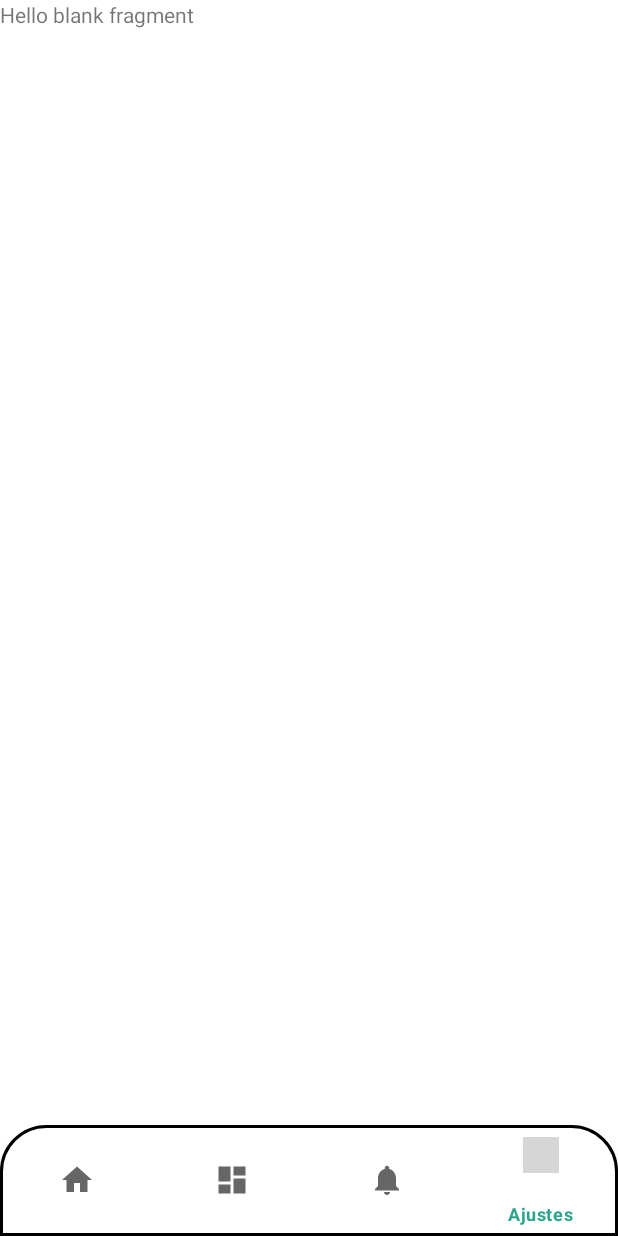
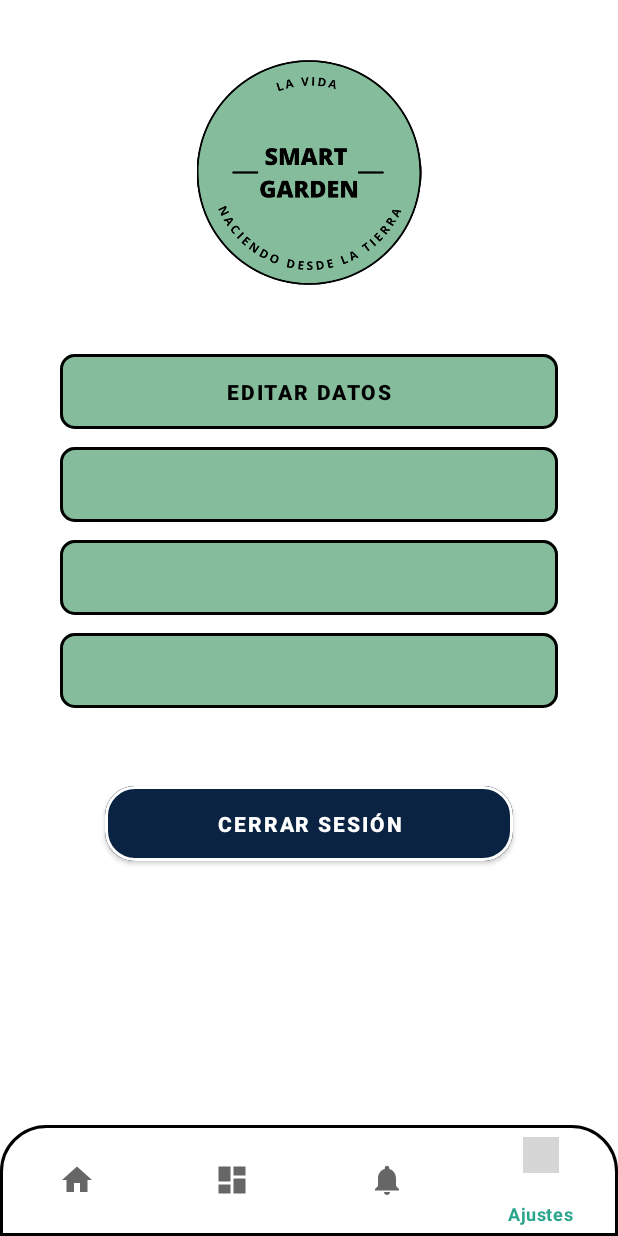
Before and after one commit to JCamiloRpo/Smart_Garden, an Android app: the SettingsFragment screen opened through its navigation route, on a phone screen of 412 x 824 dp. Run offline under Robolectric (Android 15) with nearby library versions, the phone set to English and light mode, and no system bars; our stand-ins replace navigation-ui; grey boxes are pictures that could not be loaded.

Commit message:
Ajustes - Front

```diff
--- a/Desarrollo/app/src/main/res/layout/activity_login.xml
+++ b/Desarrollo/app/src/main/res/layout/activity_login.xml
@@ -90,7 +90,7 @@
                 android:textAllCaps="true"
                 android:textColor="@color/black"
                 android:textStyle="bold"
-                app:cornerRadius="40dp"
+                app:cornerRadius="20dp"
                 app:strokeWidth="2dp" />
         </LinearLayout>
     </ScrollView>
--- a/Desarrollo/app/src/main/res/layout/activity_main.xml
+++ b/Desarrollo/app/src/main/res/layout/activity_main.xml
@@ -10,7 +10,7 @@
         android:id="@+id/nav_host_fragment"
         android:name="androidx.navigation.fragment.NavHostFragment"
         android:layout_width="match_parent"
-        android:layout_height="match_parent"
+        android:layout_height="0dp"
         app:defaultNavHost="true"
         app:layout_constraintBottom_toTopOf="@+id/nav_view"
         app:layout_constraintEnd_toEndOf="parent"
--- a/Desarrollo/app/src/main/res/layout/activity_registro.xml
+++ b/Desarrollo/app/src/main/res/layout/activity_registro.xml
@@ -87,7 +87,7 @@
                 android:textAllCaps="true"
                 android:textColor="@color/black"
                 android:textStyle="bold"
-                app:cornerRadius="40dp"
+                app:cornerRadius="20dp"
                 app:strokeColor="@color/black"
                 app:strokeWidth="2dp" />
 
--- a/Desarrollo/app/src/main/res/layout/fragment_settings.xml
+++ b/Desarrollo/app/src/main/res/layout/fragment_settings.xml
@@ -1,14 +1,112 @@
 <?xml version="1.0" encoding="utf-8"?>
 <FrameLayout xmlns:android="http://schemas.android.com/apk/res/android"
+    xmlns:app="http://schemas.android.com/apk/res-auto"
     xmlns:tools="http://schemas.android.com/tools"
     android:layout_width="match_parent"
     android:layout_height="match_parent"
     tools:context=".ui.fragments.SettingsFragment">
 
-    <!-- TODO: Update blank fragment layout -->
-    <TextView
+    <ScrollView
         android:layout_width="match_parent"
-        android:layout_height="match_parent"
-        android:text="@string/hello_blank_fragment" />
+        android:layout_height="match_parent">
+
+        <LinearLayout
+            android:layout_width="match_parent"
+            android:layout_height="wrap_content"
+            android:orientation="vertical">
+
+            <ImageView
+                android:id="@+id/imgLogo"
+                android:layout_width="match_parent"
+                android:layout_height="150dp"
+                android:layout_marginTop="40dp"
+                android:layout_marginBottom="40dp"
+                android:contentDescription="@string/logo"
+                android:src="@drawable/logo" />
+
+            <Button
+                android:id="@+id/BtnEditarDatos"
+                android:layout_width="match_parent"
+                android:layout_height="wrap_content"
+                android:layout_marginStart="40dp"
+                android:layout_marginEnd="40dp"
+                android:backgroundTint="@color/green_light"
+                android:gravity="center"
+                android:padding="15dp"
+                android:text="@string/editar_datos"
+                android:textAllCaps="true"
+                android:textColor="@color/black"
+                android:textStyle="bold"
+                app:cornerRadius="10dp"
+                app:strokeWidth="2dp" />
+
+            <Button
+                android:id="@+id/BtnOpcion2"
+                android:layout_width="match_parent"
+                android:layout_height="wrap_content"
+                android:layout_marginStart="40dp"
+                android:layout_marginEnd="40dp"
+                android:backgroundTint="@color/green_light"
+                android:clickable="false"
+                android:gravity="center"
+                android:padding="15dp"
+                android:textAllCaps="true"
+                android:textColor="@color/black"
+                android:textStyle="bold"
+                app:cornerRadius="10dp"
+                app:strokeWidth="2dp" />
+
+            <Button
+                android:id="@+id/BtnOpcion3"
+                android:layout_width="match_parent"
+                android:layout_height="wrap_content"
+                android:layout_marginStart="40dp"
+                android:layout_marginEnd="40dp"
+                android:backgroundTint="@color/green_light"
+                android:clickable="false"
+                android:gravity="center"
+                android:padding="15dp"
+                android:textAllCaps="true"
+                android:textColor="@color/black"
+                android:textStyle="bold"
+                app:cornerRadius="10dp"
+                app:strokeWidth="2dp" />
+
+            <Button
+                android:id="@+id/BtnOpcion4"
+                android:layout_width="match_parent"
+                android:layout_height="wrap_content"
+                android:layout_marginStart="40dp"
+                android:layout_marginEnd="40dp"
+                android:backgroundTint="@color/green_light"
+                android:clickable="false"
+                android:gravity="center"
+                android:padding="15dp"
+                android:textAllCaps="true"
+                android:textColor="@color/black"
+                android:textStyle="bold"
+                app:cornerRadius="10dp"
+                app:strokeWidth="2dp" />
+
+            <Button
+                android:id="@+id/BtnCerrarSesion"
+                android:layout_width="match_parent"
+                android:layout_height="wrap_content"
+                android:layout_marginStart="70dp"
+                android:layout_marginTop="40dp"
+                android:layout_marginEnd="70dp"
+                android:backgroundTint="@color/blue"
+                android:gravity="center"
+                android:padding="15dp"
+                android:text="@string/cerrar_sesion"
+                android:textAllCaps="true"
+                android:textColor="@color/white"
+                android:textStyle="bold"
+                app:cornerRadius="20dp"
+                app:strokeColor="@color/white"
+                app:strokeWidth="2dp" />
+
+        </LinearLayout>
+    </ScrollView>
 
 </FrameLayout>
--- a/Desarrollo/app/src/main/res/values/strings.xml
+++ b/Desarrollo/app/src/main/res/values/strings.xml
@@ -16,4 +16,6 @@
     <string name="registrarse">Registrarse</string>
     <!-- TODO: Remove or change this placeholder text -->
     <string name="hello_blank_fragment">Hello blank fragment</string>
+    <string name="editar_datos">Editar datos</string>
+    <string name="cerrar_sesion">Cerrar sesión</string>
 </resources>
```
